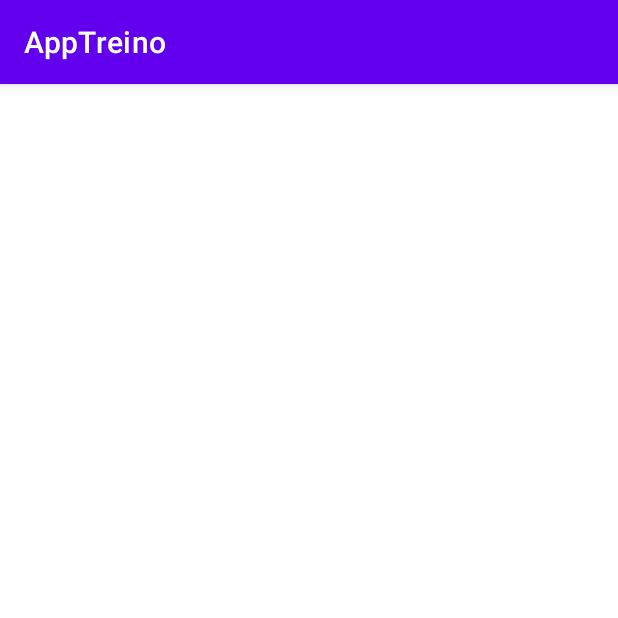
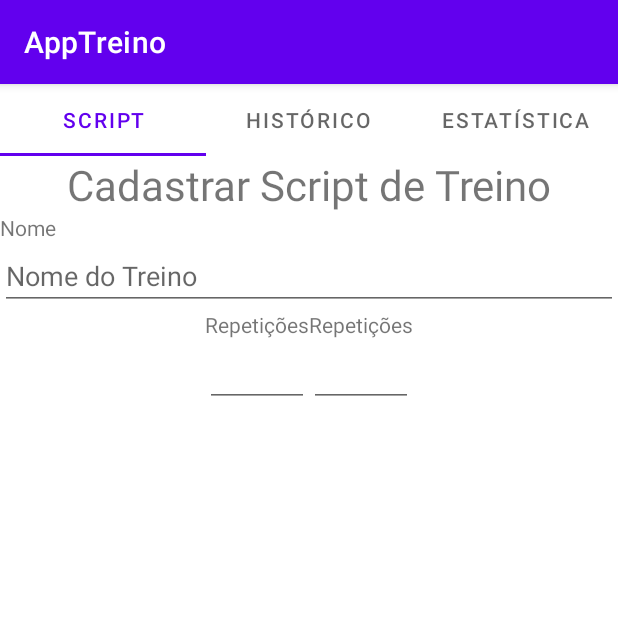
Before and after one commit to franciscothiagoufc/desmob_ufcqxd_2022_apptreinos, an Android app: the screen it shows after launch (MainActivity before the commit, TreinosActivity after it), on a phone screen of 412 x 824 dp, the top half of it. Run offline under Robolectric (Android 15) with nearby library versions, the phone set to English and light mode, and no system bars.

Commit message:
Tela de treinos

```diff
--- /dev/null
+++ b/app/src/main/java/br/com/ufc/qxd/desmob/apptreino/CadastroFragment.kt
@@ -0,0 +1,27 @@
+package br.com.ufc.qxd.desmob.apptreino
+
+import android.os.Bundle
+import androidx.fragment.app.Fragment
+import android.view.LayoutInflater
+import android.view.View
+import android.view.ViewGroup
+
+// TODO: Rename parameter arguments, choose names that match
+// the fragment initialization parameters, e.g. ARG_ITEM_NUMBER
+private const val ARG_PARAM1 = "param1"
+private const val ARG_PARAM2 = "param2"
+
+/**
+ * A simple [Fragment] subclass.
+ * Use the [CadastroFragment.newInstance] factory method to
+ * create an instance of this fragment.
+ */
+class CadastroFragment : Fragment() {
+    override fun onCreateView(
+        inflater: LayoutInflater, container: ViewGroup?,
+        savedInstanceState: Bundle?
+    ): View? {
+        // Inflate the layout for this fragment
+        return inflater.inflate(R.layout.fragment_cadastro, container, false)
+    }
+}
--- a/app/src/main/java/br/com/ufc/qxd/desmob/apptreino/MainActivity.kt
+++ b/app/src/main/java/br/com/ufc/qxd/desmob/apptreino/MainActivity.kt
@@ -1,11 +1,17 @@
 package br.com.ufc.qxd.desmob.apptreino
 
+import android.content.Intent
 import androidx.appcompat.app.AppCompatActivity
 import android.os.Bundle
 
 class MainActivity : AppCompatActivity() {
+    private lateinit var treinosActivity: TreinosActivity;
+    private lateinit var treinosActivityIntent: Intent;
     override fun onCreate(savedInstanceState: Bundle?) {
-        super.onCreate(savedInstanceState)
-        setContentView(R.layout.activity_main)
+        super.onCreate(savedInstanceState);
+        setContentView(R.layout.activity_main);
+        treinosActivity = TreinosActivity();
+        treinosActivityIntent = Intent(this,TreinosActivity::class.java);
+        startActivity(treinosActivityIntent);
     }
 }
--- /dev/null
+++ b/app/src/main/java/br/com/ufc/qxd/desmob/apptreino/TreinoTabAdapter.kt
@@ -0,0 +1,21 @@
+package br.com.ufc.qxd.desmob.apptreino
+
+import androidx.fragment.app.Fragment
+import androidx.fragment.app.FragmentActivity
+import androidx.fragment.app.FragmentManager
+import androidx.viewpager2.adapter.FragmentStateAdapter
+
+class TreinoTabAdapter(fragment: FragmentActivity) : FragmentStateAdapter(fragment) {
+
+    override fun getItemCount(): Int {
+        return 3;
+    }
+    override fun createFragment(position: Int): Fragment {
+        return when(position){
+            0 -> CadastroFragment();
+            1 -> HistoricoFragment();
+            2 -> EstatisticaFragment();
+            else -> CadastroFragment();
+        }
+    }
+}
--- a/app/src/main/java/br/com/ufc/qxd/desmob/apptreino/TreinosActivity.kt
+++ b/app/src/main/java/br/com/ufc/qxd/desmob/apptreino/TreinosActivity.kt
@@ -2,10 +2,27 @@ package br.com.ufc.qxd.desmob.apptreino
 
 import androidx.appcompat.app.AppCompatActivity
 import android.os.Bundle
+import android.view.View
+import androidx.viewpager2.widget.ViewPager2
+import com.google.android.material.tabs.TabLayout
 
 class TreinosActivity : AppCompatActivity() {
+    private lateinit var tabLayout:TabLayout;
+    private lateinit var viewpager:ViewPager2;
+    private lateinit var tabAdapter:TreinoTabAdapter;
     override fun onCreate(savedInstanceState: Bundle?) {
         super.onCreate(savedInstanceState)
         setContentView(R.layout.activity_treinos)
+        tabLayout = findViewById<TabLayout>(R.id.treinos_tab);
+        viewpager = findViewById<ViewPager2>(R.id.treinos_viewpage);
+
+        tabAdapter = TreinoTabAdapter(this);
+        viewpager.adapter = tabAdapter;
+        viewpager.registerOnPageChangeCallback(object : ViewPager2.OnPageChangeCallback() {
+            override fun onPageSelected(position: Int) {
+                super.onPageSelected(position);
+                //tabLayout.getTabAt(position)?.select();
+            }
+        })
     }
 }
--- a/app/src/main/res/layout/activity_treinos.xml
+++ b/app/src/main/res/layout/activity_treinos.xml
@@ -17,19 +17,23 @@
             app:layout_constraintStart_toStartOf="parent"
             app:layout_constraintTop_toTopOf="parent">
             <com.google.android.material.tabs.TabItem
+                android:id="@+id/treinos_tab_cadastro"
+                android:layout_width="wrap_content"
+                android:layout_height="wrap_content"
+                android:text="Script"/>
+            <com.google.android.material.tabs.TabItem
+                android:id="@+id/treinos_tab_historico"
                 android:layout_width="wrap_content"
                 android:layout_height="wrap_content"
                 android:text="Histórico"/>
             <com.google.android.material.tabs.TabItem
-                android:layout_width="wrap_content"
-                android:layout_height="wrap_content"
-                android:text="Cadastrar"/>
-            <com.google.android.material.tabs.TabItem
+                android:id="@+id/treinos_tab_estatistica"
                 android:layout_width="wrap_content"
                 android:layout_height="wrap_content"
                 android:text="Estatística"/>
         </com.google.android.material.tabs.TabLayout>
-        <androidx.viewpager.widget.ViewPager
+        <androidx.viewpager2.widget.ViewPager2
+            android:id="@+id/treinos_viewpage"
             android:layout_width="match_parent"
             android:layout_height="match_parent"/>
     </LinearLayout>
--- /dev/null
+++ b/app/src/main/res/layout/fragment_cadastro.xml
@@ -0,0 +1,65 @@
+<?xml version="1.0" encoding="utf-8"?>
+<FrameLayout xmlns:android="http://schemas.android.com/apk/res/android"
+    xmlns:tools="http://schemas.android.com/tools"
+    android:layout_width="match_parent"
+    android:layout_height="match_parent"
+    tools:context=".CadastroFragment">
+
+    <!-- TODO: Update blank fragment layout -->
+    <LinearLayout
+        android:layout_width="match_parent"
+        android:layout_height="match_parent">
+        <LinearLayout
+            android:layout_width="match_parent"
+            android:layout_height="wrap_content"
+            android:orientation="vertical">
+            <TextView
+                android:gravity="center_horizontal"
+                android:layout_width="match_parent"
+                android:layout_height="wrap_content"
+                android:text="Cadastrar Script de Treino"
+                android:textSize="28dp" />
+            <TextView
+                android:layout_width="match_parent"
+                android:layout_height="wrap_content"
+                android:text="Nome"
+                android:textSize="14dp"/>
+            <EditText
+                android:layout_width="match_parent"
+                android:layout_height="wrap_content"
+                android:hint="Nome do Treino"></EditText>
+            <LinearLayout
+                android:layout_width="wrap_content"
+                android:layout_height="wrap_content"
+                android:orientation="horizontal"
+                android:layout_gravity="center_horizontal">
+                <LinearLayout
+                    android:layout_width="wrap_content"
+                    android:layout_height="match_parent"
+                    android:orientation="vertical">
+                    <TextView
+                        android:layout_width="wrap_content"
+                        android:layout_height="wrap_content"
+                        android:text="Repetições"/>
+                    <EditText
+                        android:layout_width="match_parent"
+                        android:layout_height="wrap_content"
+                        android:inputType="number"></EditText>
+                </LinearLayout>
+                <LinearLayout
+                    android:layout_width="match_parent"
+                    android:layout_height="match_parent"
+                    android:orientation="vertical">
+                        <TextView
+                            android:layout_width="wrap_content"
+                            android:layout_height="wrap_content"
+                            android:text="Repetições"/>
+                        <EditText
+                            android:layout_width="match_parent"
+                            android:layout_height="wrap_content"
+                            android:inputType="number"></EditText>
+                </LinearLayout>
+            </LinearLayout>
+        </LinearLayout>
+    </LinearLayout>
+</FrameLayout>
--- a/app/src/main/res/values/strings.xml
+++ b/app/src/main/res/values/strings.xml
@@ -1,3 +1,5 @@
 <resources>
     <string name="app_name">AppTreino</string>
+    <!-- TODO: Remove or change this placeholder text -->
+    <string name="hello_blank_fragment">Hello blank fragment</string>
 </resources>
```
Also changed, not shown: app/src/main/java/br/com/ufc/qxd/desmob/apptreino/EstatisticaFragment.kt (added, +27 -0 lines), app/src/main/java/br/com/ufc/qxd/desmob/apptreino/HistoricoFragment.kt (added, +27 -0 lines), app/src/main/res/layout/fragment_estatistica.xml (added, +14 -0 lines), app/src/main/res/layout/fragment_historico.xml (added, +14 -0 lines).
